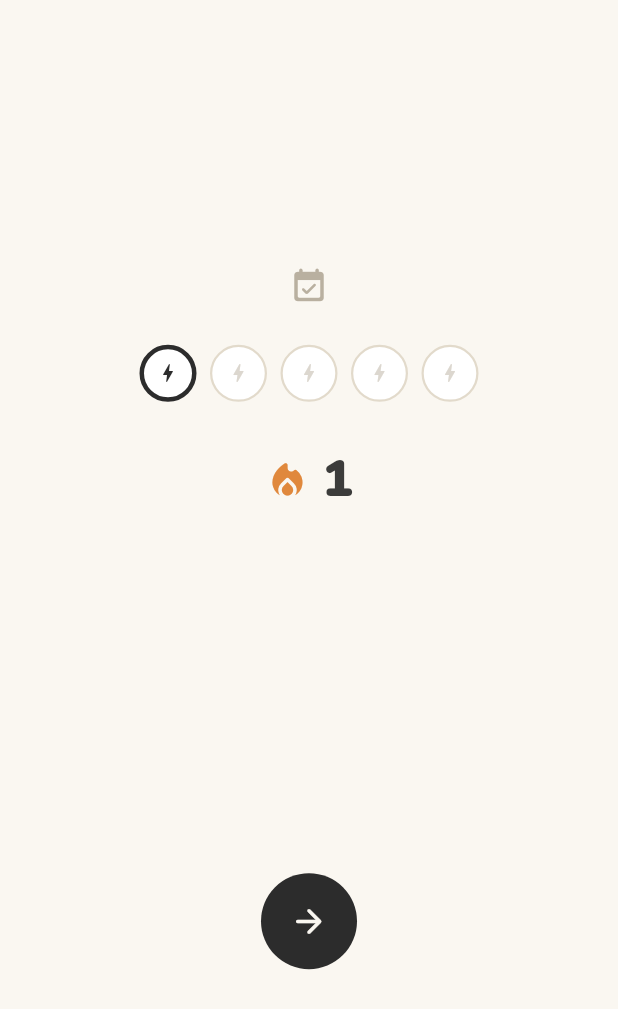
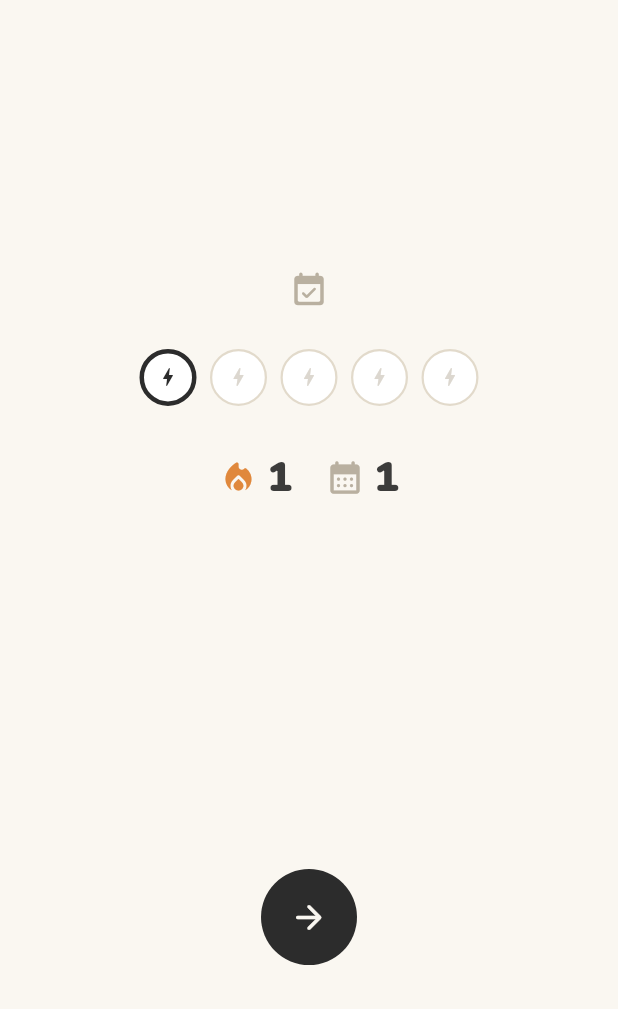
Before and after one commit to smokinghillstudios/arc-chain, a Flutter app: the DailyVisitScreen screen opened directly, on a phone screen of 412 x 824 dp. Shown: the top 1009 px of the screen. Run offline on Flutter 3.47's test engine with Material 3 defaults, Android fonts, the phone set to English and light mode, and no system bars; our stand-ins replace audioplayers, google_mobile_ads, shared_preferences; accounts and stored records are empty.

Commit message:
Ajustes de troféus/visita diária, versão na splash e piso de 10 toques
- daily_visit_screen.dart: mostra dias totais jogados (📅) ao lado do
  streak (🔥), não só o streak.
- level_map_screen.dart: o balão de troféus atualiza o pontinho de
  "novidade" também ao voltar de uma fase (antes só atualizava ao
  liberar parada de vídeo ou abrir a sala) — vencer uma fase e
  desbloquear um troféu agora acende o pontinho na hora.
- splash_screen.dart: mostra "vX.Y.Z" no rodapé, mesmo padrão do ARCO
  (constante mantida manualmente em sincronia com o pubspec).
- engine.dart: piso de 10 em maxTaps (toques para 1★/antes de perder)
  — fases muito curtas (poucas cadeias, tabuleiro pequeno) tinham só
  4-5 toques de folga, curto demais mesmo pra 1 estrela. Afeta a
  maioria das fases 1-41 (chegavam a só 4-9 toques) e esporadicamente
  fases maiores com poucas cadeias/tabuleiro pequeno.
- FASES.md regenerado com os números reais recalculados.

Co-Authored-By: Claude Sonnet 5 <noreply@anthropic.com>

```diff
--- a/lib/ui/screens/daily_visit_screen.dart
+++ b/lib/ui/screens/daily_visit_screen.dart
@@ -50,6 +50,7 @@ class DailyVisitScreen extends StatefulWidget {
 class _DailyVisitScreenState extends State<DailyVisitScreen> {
   bool _loaded = false;
   int _consecutiveDays = 1;
+  int _totalDaysPlayed = 1;
   bool _broken = false;
   int _previousConsecutiveDays = 1;
   bool _brokenAnimDone = true;
@@ -85,6 +86,7 @@ class _DailyVisitScreenState extends State<DailyVisitScreen> {
     if (!mounted) return;
     setState(() {
       _consecutiveDays = newConsecutive;
+      _totalDaysPlayed = p.totalDaysPlayed;
       _previousConsecutiveDays = previous.clamp(1, 1 << 30);
       _broken = broken;
       _brokenAnimDone = !broken;
@@ -133,16 +135,16 @@ class _DailyVisitScreenState extends State<DailyVisitScreen> {
                     Row(
                       mainAxisAlignment: MainAxisAlignment.center,
                       children: [
-                        const Icon(Icons.local_fire_department_rounded,
-                            size: 30, color: Color(0xFFE0883C)),
-                        const SizedBox(width: 8),
-                        Text(
-                          '$_consecutiveDays',
-                          style: TextStyle(
-                            fontSize: 34,
-                            fontWeight: FontWeight.w900,
-                            color: ink.withValues(alpha: 0.92),
-                          ),
+                        _StatPill(
+                          icon: Icons.local_fire_department_rounded,
+                          iconColor: const Color(0xFFE0883C),
+                          value: _consecutiveDays,
+                        ),
+                        const SizedBox(width: 22),
+                        _StatPill(
+                          icon: Icons.calendar_month_rounded,
+                          iconColor: inkMuted,
+                          value: _totalDaysPlayed,
                         ),
                       ],
                     ),
@@ -166,6 +168,35 @@ class _DailyVisitScreenState extends State<DailyVisitScreen> {
                 ),
               ),
       ),
+    );
+  }
+}
+
+/// Um contador com ícone — usado para o streak (dias seguidos, 🔥) e o
+/// total de dias jogados (📅), lado a lado.
+class _StatPill extends StatelessWidget {
+  final IconData icon;
+  final Color iconColor;
+  final int value;
+  const _StatPill(
+      {required this.icon, required this.iconColor, required this.value});
+
+  @override
+  Widget build(BuildContext context) {
+    return Row(
+      mainAxisSize: MainAxisSize.min,
+      children: [
+        Icon(icon, size: 26, color: iconColor),
+        const SizedBox(width: 6),
+        Text(
+          '$value',
+          style: TextStyle(
+            fontSize: 28,
+            fontWeight: FontWeight.w900,
+            color: ink.withValues(alpha: 0.92),
+          ),
+        ),
+      ],
     );
   }
 }
```
Also changed, not shown: lib/core/engine.dart (+9 -1 lines), lib/ui/screens/level_map_screen.dart (+9 -1 lines), lib/ui/screens/splash_screen.dart (+16 -1 lines), 1 other file.
